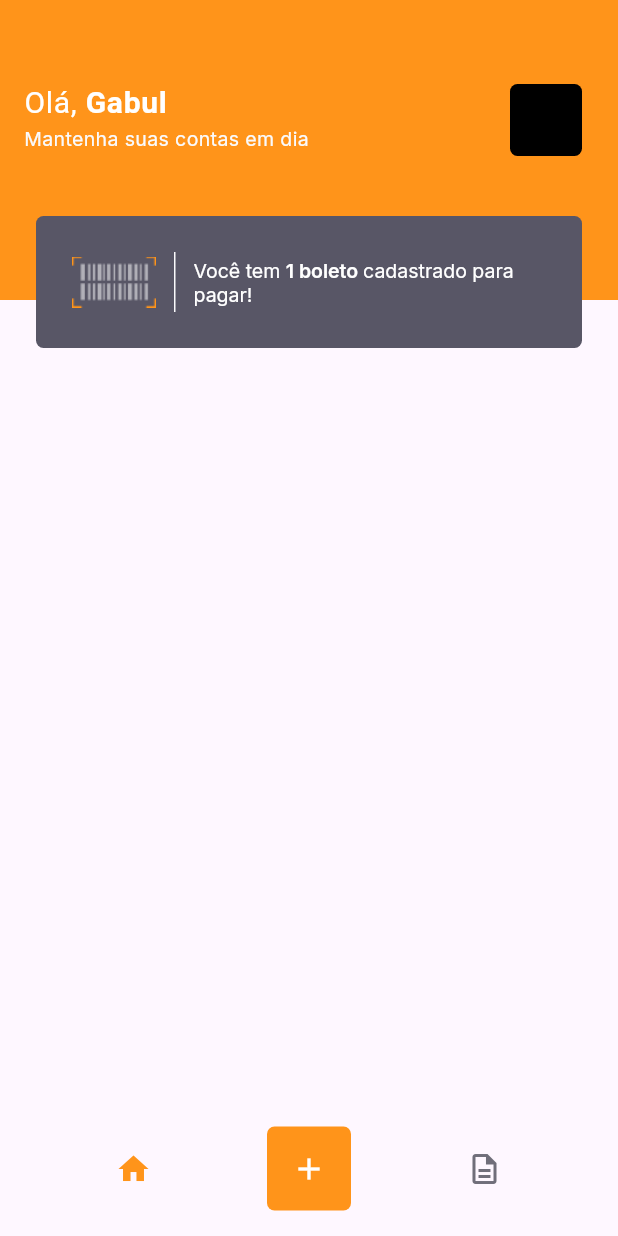
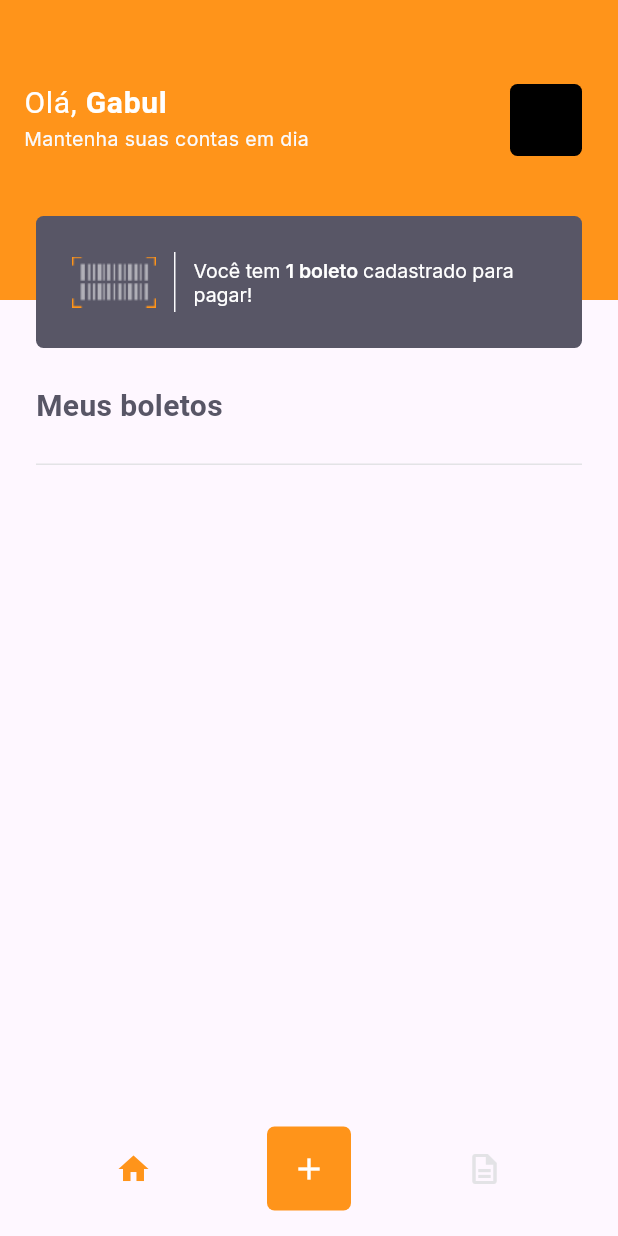
Before and after one commit to smborgesMobile/Flutter-Pay-Flow, a Flutter app: the HomePage screen opened by its route, item 3 of the bottom bar chosen, on a phone screen of 412 x 824 dp. Run offline on Flutter 3.47's test engine with Material 3 defaults, Android fonts, the phone set to English and light mode, and no system bars; our stand-ins replace camera, firebase_core, google_fonts, google_sign_in, image_picker, shared_preferences; missing offline and left inert: google_ml_kit; accounts and stored records are empty.

Commit message:
feat: add title

```diff
--- a/lib/modules/home/home_page.dart
+++ b/lib/modules/home/home_page.dart
@@ -96,7 +96,7 @@ class _HomePageState extends State<HomePage> {
                   setState(() {});
                 },
                 icon: const Icon(Icons.description_outlined),
-                color: AppColors.body,
+                color: AppColors.stroke,
               ),
             ],
           ),
--- a/lib/modules/invoice/invoice_page.dart
+++ b/lib/modules/invoice/invoice_page.dart
@@ -1,5 +1,6 @@
 import 'package:flutter/material.dart';
 import 'package:learning_project/shared/themes/app_colors.dart';
+import 'package:learning_project/shared/themes/app_text_styles.dart';
 import 'package:learning_project/shared/widgets/bar_code_counter/bar_code_counter.dart';
 
 class InvoicePage extends StatefulWidget {
@@ -15,6 +16,8 @@ class _InvoicePageState extends State<InvoicePage> {
     return SingleChildScrollView(
       child: Column(
         children: [
+          Column(
+            children: [
               Stack(
                 children: [
                   Container(
@@ -28,6 +31,26 @@ class _InvoicePageState extends State<InvoicePage> {
                   ),
                 ],
               ),
+              Padding(
+                padding: EdgeInsetsGeometry.directional(start: 24, end: 24),
+                child: Container(
+                  alignment: Alignment.topLeft,
+                  child: Text(
+                    "Meus boletos",
+                    style: TextStyles.titleBoldHeading,
+                  ),
+                ),
+              ),
+              Padding(
+                padding: const EdgeInsets.all(24),
+                child: Divider(
+                  height: 1,
+                  color: AppColors.stroke,
+                  thickness: 1,
+                ),
+              ),
+            ],
+          ),
         ],
       ),
     );
```
Lines whose indentation alone changed are shown as unchanged.
